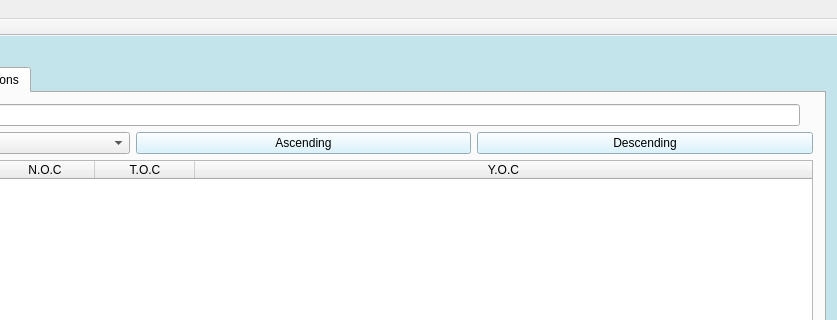
Above: Gui-Vln-2016/mainwindow.ui from ivark16/Vln-2016 before the change; both pictures show x 230 to 1067 and y 0 to 320 of the 1067 by 781 pixel window. Below: the same form after it.
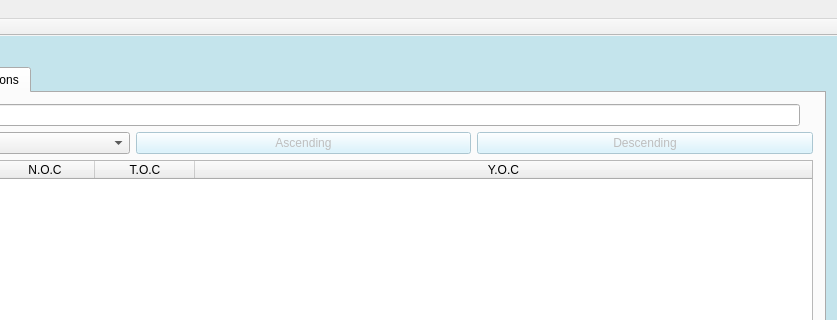
That is the form after the change. The open tabs and pages were chosen to show the change. Icons and pictures are not drawn.

Commit message: takkar ovirkir

```diff
--- a/Gui-Vln-2016/mainwindow.ui
+++ b/Gui-Vln-2016/mainwindow.ui
@@ -557,6 +557,9 @@
           </item>
           <item>
            <widget class="QPushButton" name="pushButtonAscendingConnection">
+            <property name="enabled">
+             <bool>false</bool>
+            </property>
             <property name="styleSheet">
              <string notr="true">QAbstractButton
 {
@@ -570,6 +573,9 @@
           </item>
           <item>
            <widget class="QPushButton" name="pushButtonDesendingConnection">
+            <property name="enabled">
+             <bool>false</bool>
+            </property>
             <property name="styleSheet">
              <string notr="true">QAbstractButton
 {
```
Left out of the diff: 16 changed lines with no effect on the pictures.
